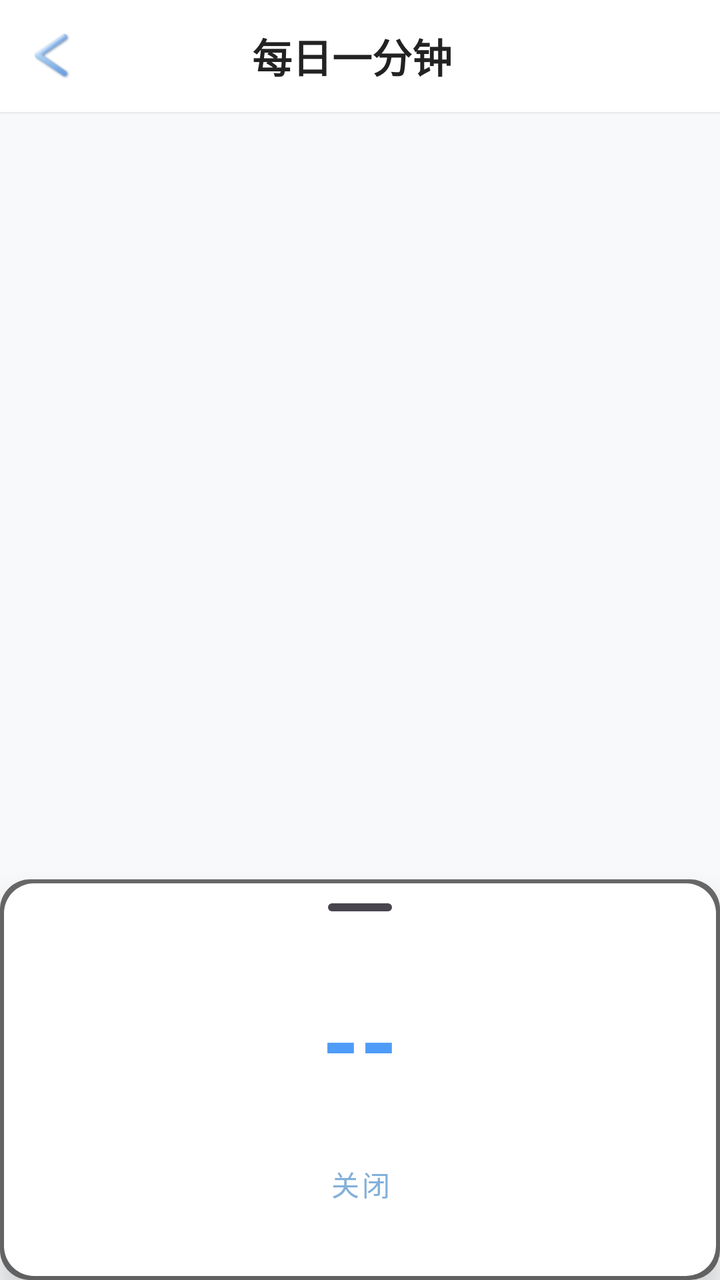
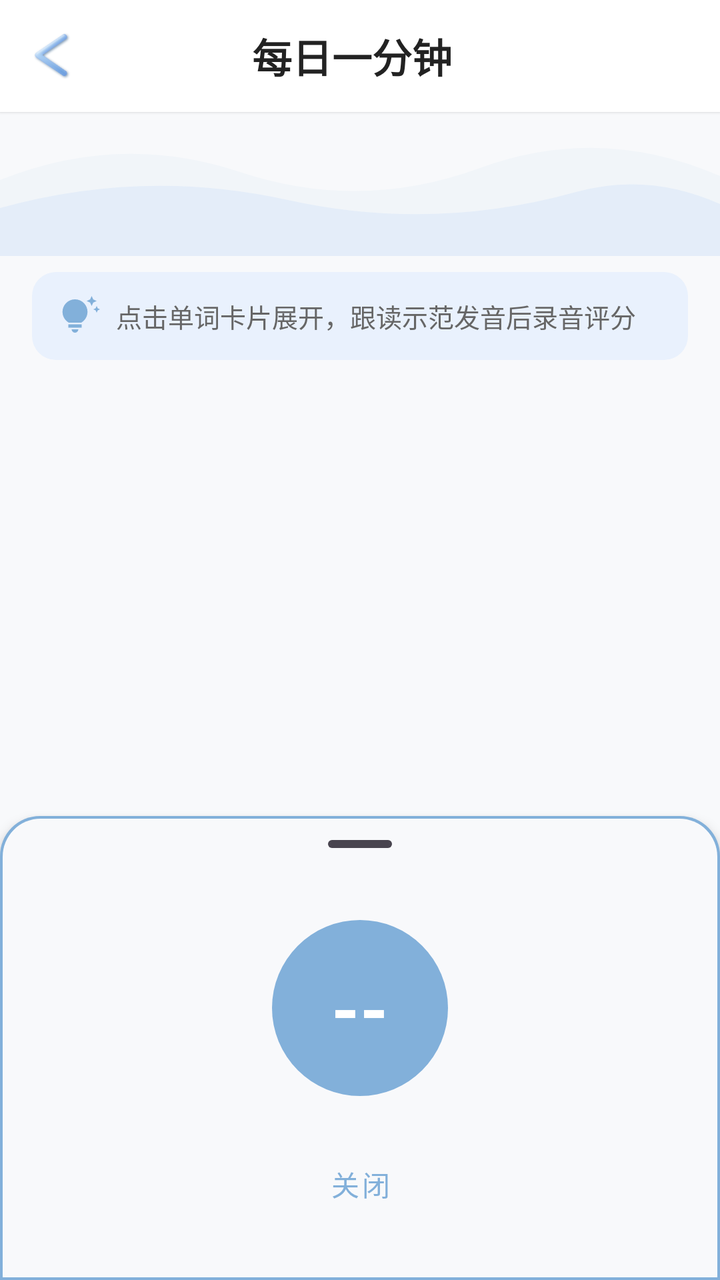

Two renders of the same Android screen: before a commit and after it. Below are the layout's source before the change and the commit's diff.
<!-- AndroidManifest.xml: application theme Theme.Memory -->
<!-- res/layout/pronunciation_minute_follow_layout.xml -->
<?xml version="1.0" encoding="utf-8"?>
<androidx.coordinatorlayout.widget.CoordinatorLayout xmlns:android="http://schemas.android.com/apk/res/android"
    xmlns:app="http://schemas.android.com/apk/res-auto"
    android:layout_width="match_parent"
    android:layout_height="match_parent"
    android:background="@color/theme_surface">

    <LinearLayout
        android:layout_width="match_parent"
        android:layout_height="match_parent"
        android:orientation="vertical">

        
        <LinearLayout
            android:layout_width="match_parent"
            android:layout_height="56dp"
            android:background="@color/white"
            android:orientation="horizontal"
            android:paddingStart="4dp"
            android:paddingEnd="12dp"
            android:gravity="center_vertical"
            android:elevation="1dp">

            <ImageButton
                android:id="@+id/btn_back"
                android:layout_width="44dp"
                android:layout_height="44dp"
                android:src="@drawable/back"
                android:padding="10dp"
                android:background="?attr/selectableItemBackgroundBorderless"
                android:scaleType="fitCenter"
                android:contentDescription="返回按钮" />

            <TextView
                android:id="@+id/tv_title"
                android:layout_width="0dp"
                android:layout_height="wrap_content"
                android:layout_weight="1"
                android:text="每日一分钟"
                android:textSize="20sp"
                android:textStyle="bold"
                android:gravity="center"
                android:textColor="@color/theme_text_primary" />

            <View
                android:layout_width="44dp"
                android:layout_height="44dp" />
        </LinearLayout>

        <ListView
            android:id="@+id/words_list_view"
            android:layout_width="match_parent"
            android:layout_height="0dp"
            android:layout_weight="1"
            android:paddingStart="8dp"
            android:paddingEnd="8dp"
            android:paddingTop="12dp"
            android:paddingBottom="12dp"
            android:clipToPadding="false"
            android:divider="@null"
            android:dividerHeight="0dp"
            android:scrollbars="vertical" />
    </LinearLayout>

    
    <LinearLayout
        android:id="@+id/bottom_sheet"
        android:layout_width="match_parent"
        android:layout_height="wrap_content"
        android:orientation="vertical"
        android:background="@drawable/custom_shadow"
        android:elevation="8dp"
        android:paddingBottom="24dp"
        app:layout_behavior="com.google.android.material.bottomsheet.BottomSheetBehavior"
        app:behavior_hideable="true"
        app:behavior_skipCollapsed="true">

        <com.google.android.material.bottomsheet.BottomSheetDragHandleView
            android:layout_width="match_parent"
            android:layout_height="wrap_content" />

        <TextView
            android:id="@+id/bs_score"
            android:layout_width="wrap_content"
            android:layout_height="wrap_content"
            android:layout_gravity="center"
            android:text="--"
            android:textSize="48sp"
            android:textStyle="bold"
            android:textColor="@color/theme_stress" />

        <TextView
            android:id="@+id/bs_level"
            android:layout_width="wrap_content"
            android:layout_height="wrap_content"
            android:layout_gravity="center"
            android:layout_marginTop="4dp"
            android:text=""
            android:textSize="15sp"
            android:textStyle="bold"
            android:textColor="@color/theme_primary"
            android:visibility="gone" />

        <LinearLayout
            android:id="@+id/bs_text_compare"
            android:layout_width="match_parent"
            android:layout_height="wrap_content"
            android:orientation="horizontal"
            android:layout_marginStart="20dp"
            android:layout_marginEnd="20dp"
            android:layout_marginTop="16dp"
            android:visibility="gone">

            <TextView
                android:layout_width="wrap_content"
                android:layout_height="wrap_content"
                android:text="你说："
                android:textSize="14sp"
                android:textColor="@color/theme_text_secondary" />

            <TextView
                android:id="@+id/bs_asr_text"
                android:layout_width="0dp"
                android:layout_height="wrap_content"
                android:layout_weight="1"
                android:layout_marginStart="4dp"
                android:textSize="14sp"
                android:textColor="@color/theme_text_primary"
                android:textStyle="italic" />
        </LinearLayout>

        <TextView
            android:id="@+id/bs_phoneme"
            android:layout_width="wrap_content"
            android:layout_height="wrap_content"
            android:layout_marginStart="20dp"
            android:layout_marginTop="8dp"
            android:text=""
            android:textSize="14sp"
            android:textColor="@color/theme_text_secondary"
            android:visibility="gone" />

        <LinearLayout
            android:id="@+id/bs_word_scores"
            android:layout_width="match_parent"
            android:layout_height="wrap_content"
            android:orientation="vertical"
            android:layout_marginStart="20dp"
            android:layout_marginEnd="20dp"
            android:layout_marginTop="12dp"
            android:visibility="gone" />

        <TextView
            android:id="@+id/bs_feedback"
            android:layout_width="match_parent"
            android:layout_height="wrap_content"
            android:layout_marginStart="20dp"
            android:layout_marginEnd="20dp"
            android:layout_marginTop="12dp"
            android:text=""
            android:textSize="14sp"
            android:textColor="@color/theme_text_primary"
            android:visibility="gone" />

        <com.google.android.material.button.MaterialButton
            android:id="@+id/bs_close_btn"
            android:layout_width="match_parent"
            android:layout_height="wrap_content"
            android:layout_marginStart="20dp"
            android:layout_marginEnd="20dp"
            android:layout_marginTop="16dp"
            android:text="关闭"
            style="@style/Widget.MaterialComponents.Button.TextButton" />
    </LinearLayout>

</androidx.coordinatorlayout.widget.CoordinatorLayout>
<!-- resources referenced by this layout -->
<resources>
  <color name="theme_primary">#FF82B0DA</color>
  <color name="theme_stress">#4E9BF8</color>
  <color name="theme_surface">#F8F9FB</color>
  <color name="theme_text_primary">#222222</color>
  <color name="theme_text_secondary">#666666</color>
  <color name="white">#FFFFFFFF</color>
  <!-- drawable custom_shadow (drawable) -->
  <layer-list xmlns:android="http://schemas.android.com/apk/res/android">
      <item>
          <shape android:shape="rectangle">
              <solid android:color="@color/shadow_border" />
              <corners android:radius="15dp" />
          </shape>
      </item>
      <item
          android:bottom="2dp"
          android:left="2dp"
          android:right="2dp"
          android:top="2dp">
          <shape android:shape="rectangle">
              <solid android:color="@color/white" />
              <corners android:radius="15dp" />
          </shape>
      </item>
  </layer-list>
  <style name="Theme.Memory" parent="Base.Theme.Memory" />
  <color name="shadow_border">#CC444444</color>
  <color name="theme_on_primary">#FFFFFF</color>
  <color name="theme_on_stress">#222222</color>
  <color name="theme_error">#FF5252</color>
  <!-- unchanged entries left out for length: 2 -->
</resources>

<!-- the commit's change to res/layout/pronunciation_minute_follow_layout.xml (unified diff, before → after) -->
@@ -47,14 +47,55 @@
                 android:layout_height="44dp" />
         </LinearLayout>
 
+        
+        <ImageView
+            android:layout_width="match_parent"
+            android:layout_height="72dp"
+            android:src="@drawable/ic_follow_wave"
+            android:scaleType="fitXY"
+            android:contentDescription="@null" />
+
+        
+        <LinearLayout
+            android:layout_width="match_parent"
+            android:layout_height="wrap_content"
+            android:orientation="horizontal"
+            android:gravity="center_vertical"
+            android:layout_marginStart="16dp"
+            android:layout_marginEnd="16dp"
+            android:layout_marginTop="8dp"
+            android:layout_marginBottom="10dp"
+            android:background="@drawable/bg_tip_card"
+            android:paddingStart="14dp"
+            android:paddingEnd="14dp"
+            android:paddingTop="12dp"
+            android:paddingBottom="12dp">
+
+            <ImageView
+                android:layout_width="20dp"
+                android:layout_height="20dp"
+                android:src="@drawable/baseline_tips_and_updates_24"
+                android:tint="@color/theme_primary"
+                android:contentDescription="@null" />
+
+            <TextView
+                android:layout_width="0dp"
+                android:layout_height="wrap_content"
+                android:layout_weight="1"
+                android:text="点击单词卡片展开，跟读示范发音后录音评分"
+                android:textSize="13sp"
+                android:textColor="@color/theme_text_secondary"
+                android:layout_marginStart="8dp" />
+        </LinearLayout>
+
         <ListView
             android:id="@+id/words_list_view"
             android:layout_width="match_parent"
             android:layout_height="0dp"
             android:layout_weight="1"
-            android:paddingStart="8dp"
-            android:paddingEnd="8dp"
-            android:paddingTop="12dp"
+            android:paddingStart="4dp"
+            android:paddingEnd="4dp"
+            android:paddingTop="4dp"
             android:paddingBottom="12dp"
             android:clipToPadding="false"
             android:divider="@null"
@@ -68,8 +109,8 @@
         android:layout_width="match_parent"
         android:layout_height="wrap_content"
         android:orientation="vertical"
-        android:background="@drawable/custom_shadow"
-        android:elevation="8dp"
+        android:background="@drawable/bg_bottom_sheet"
+        android:elevation="4dp"
         android:paddingBottom="24dp"
         app:layout_behavior="com.google.android.material.bottomsheet.BottomSheetBehavior"
         app:behavior_hideable="true"
@@ -79,77 +120,126 @@
             android:layout_width="match_parent"
             android:layout_height="wrap_content" />
 
-        <TextView
-            android:id="@+id/bs_score"
-            android:layout_width="wrap_content"
-            android:layout_height="wrap_content"
+        
+        <FrameLayout
+            android:id="@+id/bs_score_circle"
+            android:layout_width="88dp"
+            android:layout_height="88dp"
             android:layout_gravity="center"
-            android:text="--"
-            android:textSize="48sp"
-            android:textStyle="bold"
-            android:textColor="@color/theme_stress" />
+            android:layout_marginTop="4dp"
+            android:background="@drawable/bg_follow_score_circle">
+
+            <TextView
+                android:id="@+id/bs_score"
+                android:layout_width="match_parent"
+                android:layout_height="match_parent"
+                android:gravity="center"
+                android:text="--"
+                android:textSize="36sp"
+                android:textStyle="bold"
+                android:textColor="@color/white" />
+        </FrameLayout>
 
         <TextView
             android:id="@+id/bs_level"
             android:layout_width="wrap_content"
             android:layout_height="wrap_content"
             android:layout_gravity="center"
-            android:layout_marginTop="4dp"
+            android:layout_marginTop="8dp"
             android:text=""
             android:textSize="15sp"
             android:textStyle="bold"
             android:textColor="@color/theme_primary"
             android:visibility="gone" />
 
-        <LinearLayout
+        
+        <com.google.android.material.card.MaterialCardView
             android:id="@+id/bs_text_compare"
             android:layout_width="match_parent"
             android:layout_height="wrap_content"
-            android:orientation="horizontal"
-            android:layout_marginStart="20dp"
-            android:layout_marginEnd="20dp"
-            android:layout_marginTop="16dp"
+            android:layout_marginStart="20dp"
+            android:layout_marginEnd="20dp"
+            android:layout_marginTop="18dp"
+            app:cardElevation="1dp"
+            app:cardCornerRadius="12dp"
+            app:cardBackgroundColor="@color/card_background"
             android:visibility="gone">
 
-            <TextView
-                android:layout_width="wrap_content"
-                android:layout_height="wrap_content"
-                android:text="你说："
-                android:textSize="14sp"
-                android:textColor="@color/theme_text_secondary" />
-
-            <TextView
-                android:id="@+id/bs_asr_text"
-                android:layout_width="0dp"
-                android:layout_height="wrap_content"
-                android:layout_weight="1"
-                android:layout_marginStart="4dp"
-                android:textSize="14sp"
-                android:textColor="@color/theme_text_primary"
-                android:textStyle="italic" />
-        </LinearLayout>
-
+            <LinearLayout
+                android:layout_width="match_parent"
+                android:layout_height="wrap_content"
+                android:orientation="vertical"
+                android:padding="16dp">
+
+                <TextView
+                    android:layout_width="wrap_content"
+                    android:layout_height="wrap_content"
+                    android:text="你说："
+                    android:textSize="12sp"
+                    android:textStyle="bold"
+                    android:textColor="@color/theme_text_secondary"
+                    android:layout_marginBottom="4dp" />
+
+                <TextView
+                    android:id="@+id/bs_asr_text"
+                    android:layout_width="match_parent"
+                    android:layout_height="wrap_content"
+                    android:textSize="16sp"
+                    android:textColor="@color/theme_text_primary"
+                    android:textStyle="italic" />
+            </LinearLayout>
+        </com.google.android.material.card.MaterialCardView>
+
+        
         <TextView
             android:id="@+id/bs_phoneme"
-            android:layout_width="wrap_content"
-            android:layout_height="wrap_content"
-            android:layout_marginStart="20dp"
-            android:layout_marginTop="8dp"
+            android:layout_width="match_parent"
+            android:layout_height="wrap_content"
+            android:layout_marginStart="20dp"
+            android:layout_marginEnd="20dp"
+            android:layout_marginTop="10dp"
             android:text=""
-            android:textSize="14sp"
+            android:textSize="13sp"
             android:textColor="@color/theme_text_secondary"
             android:visibility="gone" />
 
-        <LinearLayout
-            android:id="@+id/bs_word_scores"
-            android:layout_width="match_parent"
-            android:layout_height="wrap_content"
-            android:orientation="vertical"
+        
+        <com.google.android.material.card.MaterialCardView
+            android:id="@+id/bs_word_scores_container"
+            android:layout_width="match_parent"
+            android:layout_height="wrap_content"
             android:layout_marginStart="20dp"
             android:layout_marginEnd="20dp"
             android:layout_marginTop="12dp"
-            android:visibility="gone" />
-
+            app:cardElevation="1dp"
+            app:cardCornerRadius="12dp"
+            app:cardBackgroundColor="@color/card_background"
+            android:visibility="gone">
+
+            <LinearLayout
+                android:layout_width="match_parent"
+                android:layout_height="wrap_content"
+                android:orientation="vertical"
+                android:padding="16dp">
+
+                <TextView
+                    android:layout_width="wrap_content"
+                    android:layout_height="wrap_content"
+                    android:text="逐词评分"
+                    android:textSize="13sp"
+                    android:textStyle="bold"
+                    android:textColor="@color/theme_text_secondary"
+                    android:layout_marginBottom="8dp" />
+
+                <LinearLayout
+                    android:id="@+id/bs_word_scores"
+                    android:layout_width="match_parent"
+                    android:layout_height="wrap_content"
+                    android:orientation="vertical" />
+            </LinearLayout>
+        </com.google.android.material.card.MaterialCardView>
+
+        
         <TextView
             android:id="@+id/bs_feedback"
             android:layout_width="match_parent"
@@ -168,7 +258,7 @@
             android:layout_height="wrap_content"
             android:layout_marginStart="20dp"
             android:layout_marginEnd="20dp"
-            android:layout_marginTop="16dp"
+            android:layout_marginTop="20dp"
             android:text="关闭"
             style="@style/Widget.MaterialComponents.Button.TextButton" />
     </LinearLayout>
<!-- resource entries referenced after the edit -->
@@ -1,32 +1,75 @@
 <!-- resources referenced by this layout -->
 <resources>
+  <color name="card_background">#FFFFFFFF</color>
   <color name="theme_primary">#FF82B0DA</color>
   <color name="theme_stress">#4E9BF8</color>
   <color name="theme_surface">#F8F9FB</color>
   <color name="theme_text_primary">#222222</color>
   <color name="theme_text_secondary">#666666</color>
   <color name="white">#FFFFFFFF</color>
-  <!-- drawable custom_shadow (drawable) -->
+  <!-- drawable baseline_tips_and_updates_24 (drawable) -->
+  <vector xmlns:android="http://schemas.android.com/apk/res/android" android:autoMirrored="true" android:height="24dp" android:tint="#82B0DA" android:viewportHeight="24" android:viewportWidth="24" android:width="24dp">
+        
+      <path android:fillColor="@android:color/white" android:pathData="M7,20h4c0,1.1 -0.9,2 -2,2S7,21.1 7,20zM5,19h8v-2H5V19zM16.5,9.5c0,3.82 -2.66,5.86 -3.77,6.5H5.27C4.16,15.36 1.5,13.32 1.5,9.5C1.5,5.36 4.86,2 9,2S16.5,5.36 16.5,9.5zM21.37,7.37L20,8l1.37,0.63L22,10l0.63,-1.37L24,8l-1.37,-0.63L22,6L21.37,7.37zM19,6l0.94,-2.06L22,3l-2.06,-0.94L19,0l-0.94,2.06L16,3l2.06,0.94L19,6z"/>
+      
+  </vector>
+  <!-- drawable bg_bottom_sheet (drawable) -->
+  <?xml version="1.0" encoding="utf-8"?>
   <layer-list xmlns:android="http://schemas.android.com/apk/res/android">
       <item>
           <shape android:shape="rectangle">
-              <solid android:color="@color/shadow_border" />
-              <corners android:radius="15dp" />
+              <solid android:color="@color/theme_primary" />
+              <corners
+                  android:topLeftRadius="20dp"
+                  android:topRightRadius="20dp" />
           </shape>
       </item>
       <item
-          android:bottom="2dp"
-          android:left="2dp"
-          android:right="2dp"
-          android:top="2dp">
+          android:bottom="1.5dp"
+          android:left="1.5dp"
+          android:right="1.5dp"
+          android:top="1.5dp">
           <shape android:shape="rectangle">
-              <solid android:color="@color/white" />
-              <corners android:radius="15dp" />
+              <solid android:color="@color/theme_surface" />
+              <corners
+                  android:topLeftRadius="19dp"
+                  android:topRightRadius="19dp" />
           </shape>
       </item>
   </layer-list>
+  <!-- drawable bg_follow_score_circle (drawable) -->
+  <?xml version="1.0" encoding="utf-8"?>
+  <shape xmlns:android="http://schemas.android.com/apk/res/android"
+      android:shape="oval">
+      <solid android:color="@color/theme_primary" />
+  </shape>
+  <!-- drawable bg_tip_card (drawable) -->
+  <?xml version="1.0" encoding="utf-8"?>
+  <shape xmlns:android="http://schemas.android.com/apk/res/android"
+      android:shape="rectangle">
+      <solid android:color="@color/item_background_stress" />
+      <corners android:radius="12dp" />
+  </shape>
+  <!-- drawable ic_follow_wave (drawable) -->
+  <?xml version="1.0" encoding="utf-8"?>
+  <vector xmlns:android="http://schemas.android.com/apk/res/android"
+      android:width="360dp"
+      android:height="72dp"
+      android:viewportWidth="360"
+      android:viewportHeight="72">
+      
+      <path
+          android:fillColor="@color/theme_primary"
+          android:fillAlpha="0.06"
+          android:pathData="M0,72 L0,34 Q60,10 120,30 Q180,50 240,28 Q300,6 360,32 L360,72 Z" />
+      
+      <path
+          android:fillColor="@color/theme_stress"
+          android:fillAlpha="0.08"
+          android:pathData="M0,72 L0,48 Q72,28 144,44 Q216,60 288,40 Q324,30 360,46 L360,72 Z" />
+  </vector>
   <style name="Theme.Memory" parent="Base.Theme.Memory" />
-  <color name="shadow_border">#CC444444</color>
+  <color name="item_background_stress">#E9F1FD</color>
   <color name="theme_on_primary">#FFFFFF</color>
   <color name="theme_on_stress">#222222</color>
   <color name="theme_error">#FF5252</color>
